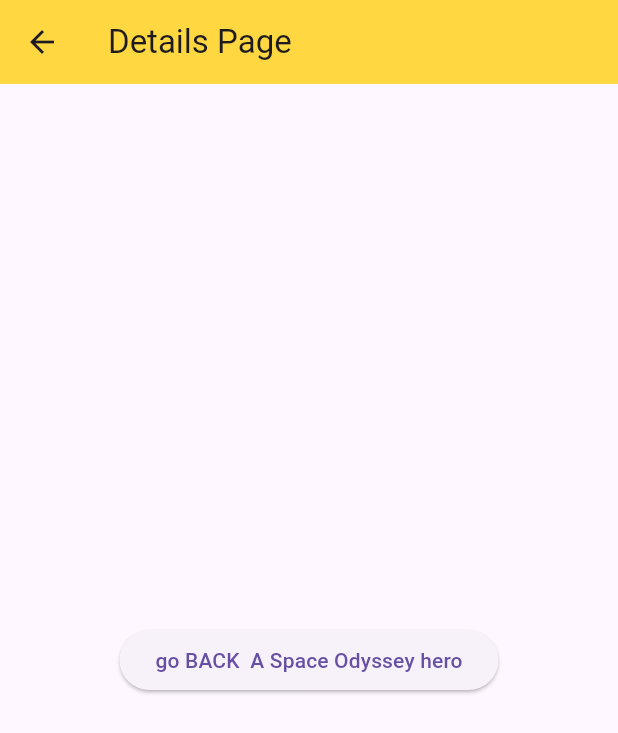
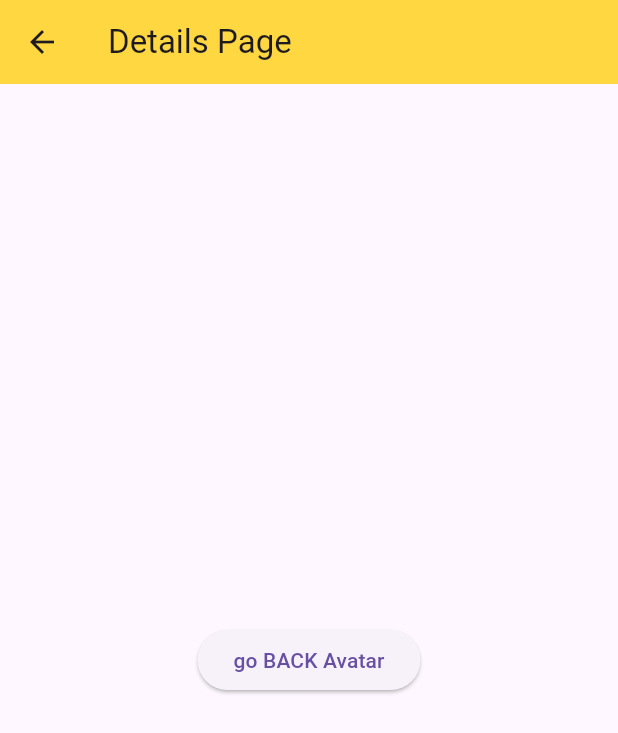
Before and after one commit to Foysalrabby/flutterpricerange, a Flutter app: the screen it shows after launch, after a tap on an icon or button, on a phone screen of 412 x 824 dp. Shown: the top 733 px of the screen. Run offline on Flutter 3.47's test engine with Material 3 defaults, Android fonts, the phone set to English and light mode, and no system bars; missing offline and left inert: dart:ffi.

Commit message:
model titile show in listviewbuilder

```diff
--- a/lib/movie.dart
+++ b/lib/movie.dart
@@ -1,5 +1,6 @@
 import 'package:flutter/cupertino.dart';
 import 'package:flutter/material.dart';
+import 'package:flutterpricerange/model/moviedes.dart';
 import 'package:flutterpricerange/moviedetails.dart';
 
 class Movieclass extends StatefulWidget{
@@ -10,6 +11,8 @@ class Movieclass extends StatefulWidget{
 
 }
 class ExtendMovieclss extends State<Movieclass>{
+
+   final List<Moviedes> movielist= Moviedes.getmovies();
   List moviename=[
     " A Space Odyssey hero",
     "The Godfather",
@@ -31,14 +34,14 @@ class ExtendMovieclss extends State<Movieclass>{
       body: Padding(
         padding: const EdgeInsets.all(8.0),
         child: ListView.builder(
-          itemCount: moviename.length,
+          itemCount: movielist.length,
             itemBuilder: (BuildContext context,int index){
               return  Card(
                    child: ListTile(
                      leading: CircleAvatar(
                        child: Text("H"),
                      ),
-                     title: Text("${moviename.elementAt(index)}"),
+                     title: Text("${movielist[index].Title}"),
                      onTap: () => listmethod(index),
 
                    ),
@@ -52,7 +55,7 @@ class ExtendMovieclss extends State<Movieclass>{
 
    listmethod(int index) {
     setState(() {
-      Navigator.push(context, MaterialPageRoute(builder: (context)=>Moviedetails(moviename: "${moviename.elementAt(index)}")));
+      Navigator.push(context, MaterialPageRoute(builder: (context)=>Moviedetails(moviename: "${movielist.elementAt(index).Title}")));
     });
   }
 
```
